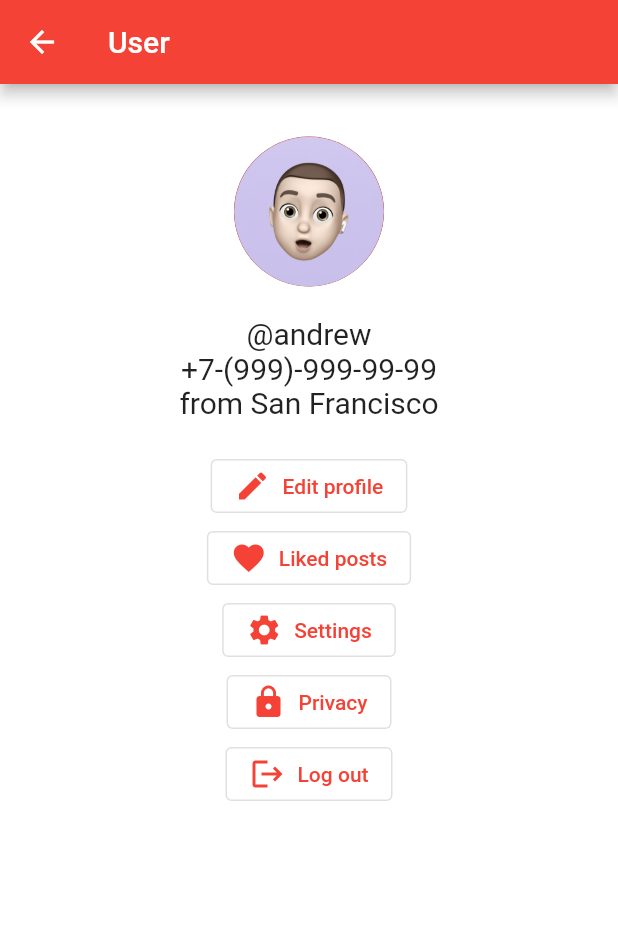
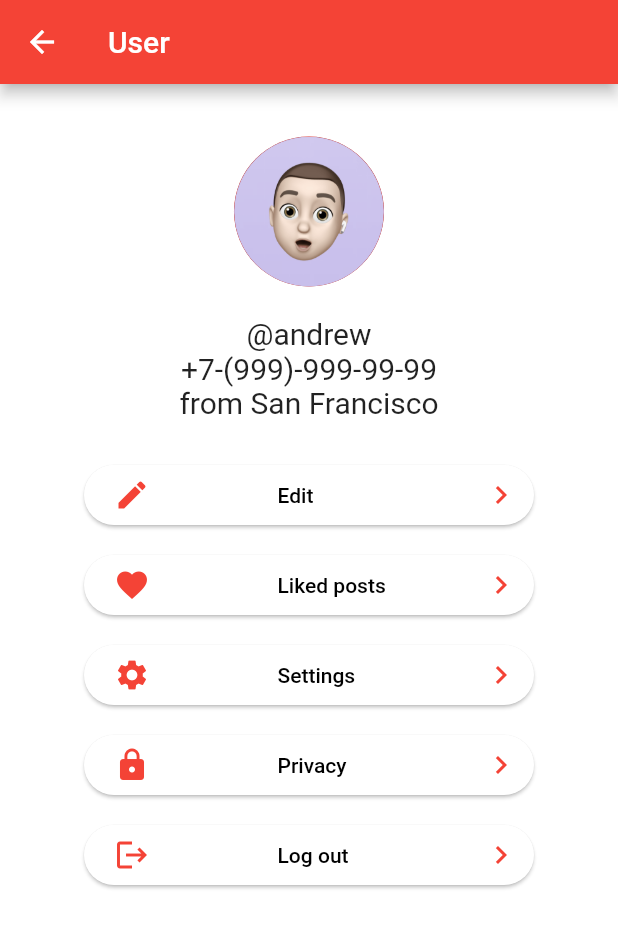
Before and after one commit to aestheticsvan/project, a Flutter app: the UserProfile screen opened directly, on a phone screen of 412 x 824 dp. Shown: the top 928 px of the screen. Run offline on Flutter 3.47's test engine with Material 2 defaults, Android fonts, the phone set to English and light mode, and no system bars; network calls fail.

Commit message:
elbutton

```diff
--- a/lib/user.dart
+++ b/lib/user.dart
@@ -1,15 +1,35 @@
 // ignore_for_file: prefer_const_constructors, prefer_const_literals_to_create_immutables
 
 import 'package:flutter/material.dart';
+import 'package:project/widgets/elbutton.dart';
 
 class UserProfile extends StatelessWidget {
   const UserProfile({super.key});
 
+  void printEdit() {
+    print('Edit');
+  }
+
+  void printLiked() {
+    print('Liked posts');
+  }
+
+  void printSettings() {
+    print('Settings');
+  }
+
+  void printPrivacy() {
+    print('Privacy');
+  }
+
+  void printLog_out() {
+    print('Log out');
+  }
+
   @override
   Widget build(BuildContext context) {
     // TODO: implement build
-    final style = ButtonStyle(
-    );
+    final style = ButtonStyle();
     return Scaffold(
       appBar: AppBar(
         title: Text('User'),
@@ -59,41 +79,42 @@ class UserProfile extends StatelessWidget {
                       SizedBox(
                         height: 20,
                       ),
-                      Row(
-                        mainAxisAlignment: MainAxisAlignment.center,
-                        children: [
-                          OutlinedButton.icon(style: style,
-                              onPressed: () {print(1);}, icon: const Icon(Icons.create), label: const Text('Edit profile'),),
-                        ],
+                      ElButton(
+                        title: 'Edit',
+                        icon: Icons.edit,
+                        icon1: Icons.keyboard_arrow_right,
+                        onPressed: () {
+                          print('Edit');
+                        },
                       ),
-                      Row(
-                        mainAxisAlignment: MainAxisAlignment.center,
-                        children: [
-                          OutlinedButton.icon(style: style,
-                              onPressed: () {print(2);}, icon: const Icon(Icons.favorite), label: const Text('Liked posts'),),
-                        ],
-                      ),
-                      Row(
-                        mainAxisAlignment: MainAxisAlignment.center,
-                        children: [
-                          OutlinedButton.icon(style: style,
-                              onPressed: () {print(3);}, icon: const Icon(Icons.settings), label: const Text('Settings'),),
-                        ],
-                      ),
-                      Row(
-                        mainAxisAlignment: MainAxisAlignment.center,
-                        children: [
-                          OutlinedButton.icon(style: style,
-                              onPressed: () {print(4);}, icon: const Icon(Icons.lock), label: const Text('Privacy'),),
-                        ],
-                      ),
-                      Row(
-                        mainAxisAlignment: MainAxisAlignment.center,
-                        children: [
-                          OutlinedButton.icon(style: style,
-                              onPressed: () {print(5);}, icon: const Icon(Icons.logout), label: const Text('Log out'),),
-                        ],
-                      ),
+                      ElButton(
+                          title: 'Liked posts',
+                          icon: Icons.favorite,
+                          icon1: Icons.keyboard_arrow_right,
+                          onPressed: () {
+                            print('Liked posts');
+                          }),
+                      ElButton(
+                          title: 'Settings',
+                          icon: Icons.settings,
+                          icon1: Icons.keyboard_arrow_right,
+                          onPressed: () {
+                            print('Settings');
+                          }),
+                      ElButton(
+                          title: 'Privacy',
+                          icon: Icons.lock,
+                          icon1: Icons.keyboard_arrow_right,
+                          onPressed: () {
+                            print('Privacy');
+                          }),
+                      ElButton(
+                          title: 'Log out',
+                          icon: Icons.logout,
+                          icon1: Icons.keyboard_arrow_right,
+                          onPressed: () {
+                            print('Log out');
+                          }),
                     ],
                   ),
                 ],
--- /dev/null
+++ b/lib/widgets/elbutton.dart
@@ -0,0 +1,44 @@
+// ignore_for_file: prefer_const_constructors
+
+import 'package:flutter/material.dart';
+
+class ElButton extends StatelessWidget {
+  String title;
+  IconData icon;
+  IconData icon1;
+  Function onPressed;
+  ElButton(
+      {super.key,
+      required this.title,
+      required this.icon,
+      required this.icon1,
+      required this.onPressed});
+
+  @override
+  Widget build(BuildContext context) {
+    final style = ButtonStyle(
+            backgroundColor: MaterialStatePropertyAll(Colors.white),
+            foregroundColor: MaterialStatePropertyAll(Colors.black),
+            overlayColor: MaterialStatePropertyAll(Colors.grey),
+            padding:  MaterialStateProperty.all(EdgeInsets.symmetric(horizontal: 10)),
+            elevation: MaterialStatePropertyAll(1),
+            shape: MaterialStateProperty.all(RoundedRectangleBorder(borderRadius: BorderRadius.circular(250),)),
+            shadowColor: MaterialStatePropertyAll(Colors.black));
+
+
+    return Padding(
+      padding: const EdgeInsets.all(10.0),
+      child: SizedBox(
+        height: 40,
+        width: 300,
+        child: ElevatedButton(
+            style: style,
+            onPressed: () {
+              onPressed();
+            },
+            child: Row(mainAxisSize: MainAxisSize.max,
+              children: [SizedBox(width: 10,), Icon(icon, color: Colors.red,), SizedBox(width: 85,), Expanded(child: Text('$title')), Icon(icon1, color: Colors.red,)])),
+      ),
+    );
+  }
+}
```
